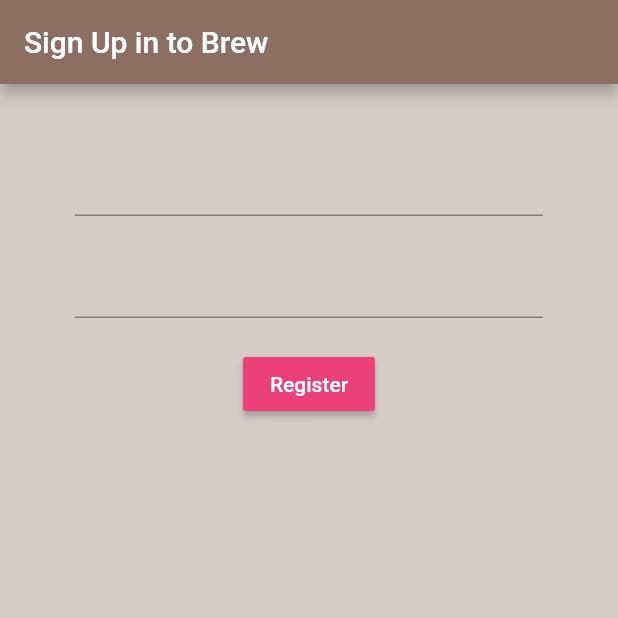
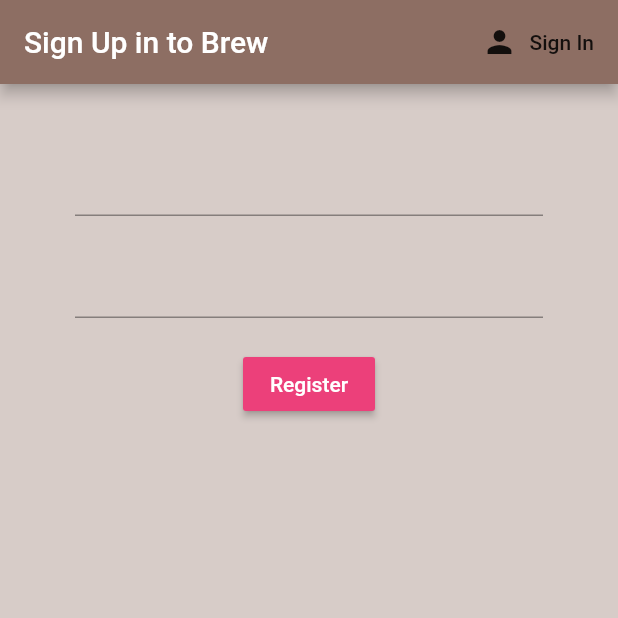
Before and after one commit to Deepinder1/brew_crew, a Flutter app: the screen it shows after launch, after a tap on "Register", on a phone screen of 412 x 824 dp, the top half of it. Run offline on Flutter 3.47's test engine with Material 2 defaults, Android fonts, the phone set to English and light mode, and no system bars; our stand-ins replace firebase_auth; accounts and stored records are empty.

Commit message:
adding registeration

```diff
--- a/lib/screens/authenticate/authenticate.dart
+++ b/lib/screens/authenticate/authenticate.dart
@@ -8,10 +8,19 @@ class Authenticate extends StatefulWidget {
 }
 
 class _AuthenticateState extends State<Authenticate> {
+  bool showSignIn = true;
+
+  //create a toggle view function
+  void toggleView() {
+    setState(() => showSignIn = !showSignIn);
+  }
+
   @override
   Widget build(BuildContext context) {
-    return Container(
-      child: Register(),
-    );
+    if (showSignIn) {
+      return SignIn(toggleView: toggleView);
+    } else {
+      return Register(toggleView: toggleView);
+    }
   }
 }
--- a/lib/screens/authenticate/register.dart
+++ b/lib/screens/authenticate/register.dart
@@ -2,6 +2,13 @@ import 'package:brew_crew/services/auth.dart';
 import 'package:flutter/material.dart';
 
 class Register extends StatefulWidget {
+  //creating a function and constructor parameter in the widget itself
+
+  final Function toggleView;
+
+  //passing a parameter and setting it equal to toggleView
+  Register({this.toggleView});
+
   @override
   _RegisterState createState() => _RegisterState();
 }
@@ -10,6 +17,9 @@ class _RegisterState extends State<Register> {
   //creating an object and instace of AuthService class from the auth.dart file
   //using it in onpress of signin
   final AuthService _auth = AuthService();
+
+  //Global key
+  final _formKey = GlobalKey<FormState>();
 
   //Text feild state
   String email = '';
@@ -22,20 +32,33 @@ class _RegisterState extends State<Register> {
       appBar: AppBar(
         backgroundColor: Colors.brown[400],
         title: Text('Sign Up in to Brew'),
+        actions: <Widget>[
+          FlatButton.icon(
+            icon: Icon(Icons.person),
+            label: Text('Sign In'),
+            onPressed: () {
+              widget.toggleView();
+            },
+          )
+        ],
       ),
       body: Container(
         padding: EdgeInsets.symmetric(vertical: 20.0, horizontal: 50.0),
         child: Form(
+          key: _formKey,
           child: Column(
             children: <Widget>[
               SizedBox(height: 20.0),
               TextFormField(
+                validator: (val) => val.isEmpty ? 'Enter an Email' : null,
                 onChanged: (val) {
                   setState(() => email = val);
                 },
               ),
               SizedBox(height: 20.0),
               TextFormField(
+                validator: (val) =>
+                    val.length < 6 ? 'Enter a Password 6+ chars long' : null,
                 obscureText: true,
                 onChanged: (val) {
                   setState(() => password = val);
@@ -49,8 +72,10 @@ class _RegisterState extends State<Register> {
                   style: TextStyle(color: Colors.white),
                 ),
                 onPressed: () async {
-                  print(email);
-                  print(password);
+                  if (_formKey.currentState.validate()) {
+                    print(email);
+                    print(password);
+                  }
                 },
               ),
             ],
--- a/lib/screens/authenticate/sign_in.dart
+++ b/lib/screens/authenticate/sign_in.dart
@@ -2,6 +2,13 @@ import 'package:brew_crew/services/auth.dart';
 import 'package:flutter/material.dart';
 
 class SignIn extends StatefulWidget {
+  //creating a function and constructor parameter in the widget itself
+
+  final Function toggleView;
+
+  //passing a parameter and setting it equal to toggleView
+  SignIn({this.toggleView});
+
   @override
   _SignInState createState() => _SignInState();
 }
@@ -22,6 +29,16 @@ class _SignInState extends State<SignIn> {
       appBar: AppBar(
         backgroundColor: Colors.brown[400],
         title: Text('Sign in to Brew'),
+        actions: <Widget>[
+          FlatButton.icon(
+            icon: Icon(Icons.person),
+            label: Text('Register'),
+            onPressed: () {
+              //calling the widget function
+              widget.toggleView();
+            },
+          )
+        ],
       ),
       body: Container(
         padding: EdgeInsets.symmetric(vertical: 20.0, horizontal: 50.0),
```
